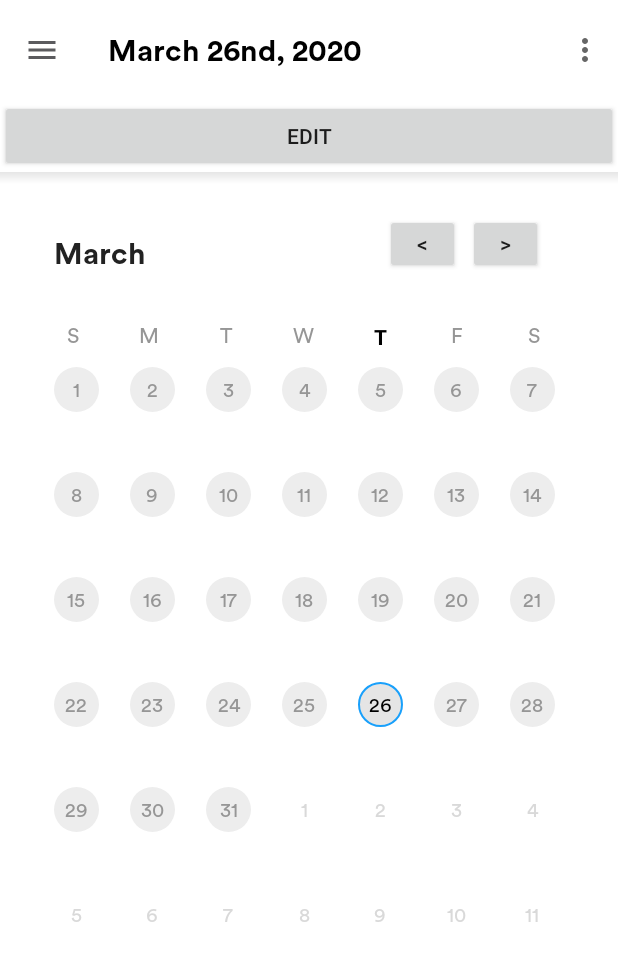
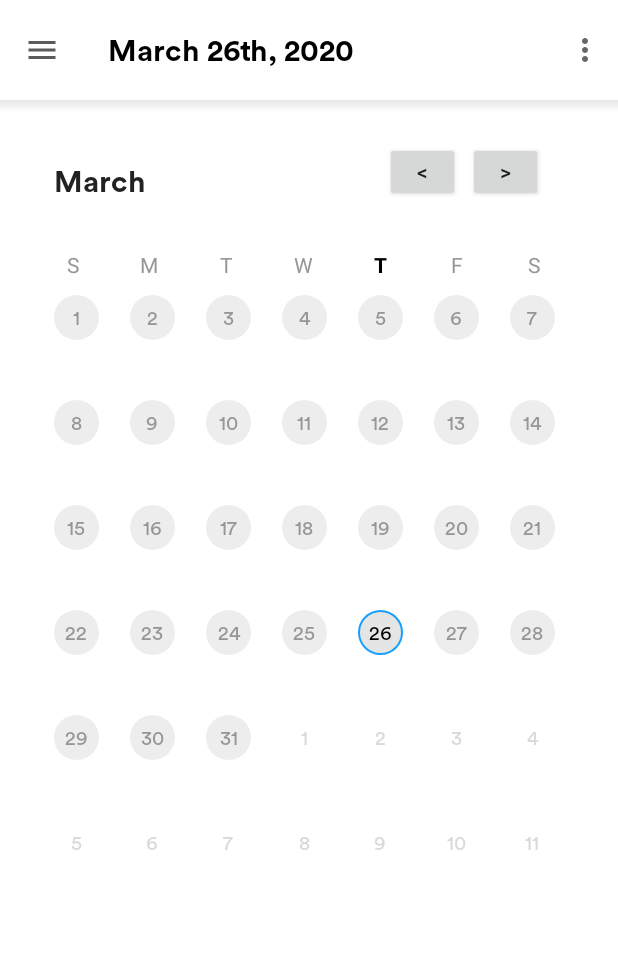
Before and after one commit to eathnma/Personable-Calendar, an Android app: the screen it shows after launch (MainActivity), in the options menu, after a tap on "item1", on a phone screen of 412 x 824 dp. Shown: the top 961 px of the screen. Run offline under Robolectric (Android 15) with nearby library versions, the phone set to English and light mode, and no system bars.

Commit message:
Database updates

```diff
--- a/app/src/main/java/com/example/mainactivity/CalendarAdapter.java
+++ b/app/src/main/java/com/example/mainactivity/CalendarAdapter.java
@@ -1,4 +1,5 @@
 package com.example.mainactivity;
+import android.util.Log;
 import android.view.Gravity;
 import android.view.LayoutInflater;
 import android.view.View;
@@ -17,12 +18,14 @@ public class CalendarAdapter extends ArrayAdapter<Date> {
     // for view inflation
     private LayoutInflater inflater;
     private HashSet<Date> eventDays;
+    private Calendar calendarCompare;
     private static final String TAG = "CalendarAdapter";
 
-    public CalendarAdapter(Context context, ArrayList<Date> days, HashSet<Date> eventDays) {
+    public CalendarAdapter(Context context, ArrayList<Date> days, HashSet<Date> eventDays, Calendar calendar) {
         super(context, R.layout.custom_calendar_day, days);
         this.eventDays = eventDays;
         inflater = LayoutInflater.from(context);
+        this.calendarCompare = (Calendar) calendar.clone();
     }
 
     @Override
@@ -43,22 +46,33 @@ public class CalendarAdapter extends ArrayAdapter<Date> {
         // inflate item if it does not exist yet
         if (view == null) {
             view = inflater.inflate(R.layout.custom_calendar_day, parent, false);
+        }
 
-        }
-        // clear styling
-        if (month != calendarToday.get(Calendar.MONTH) || year != calendarToday.get(Calendar.YEAR)) {
-            // if this day is outside current month, grey it out
-            ((TextView) view).setTextColor(Color.parseColor("#d9d9d9"));
-        }
-        else if (day == calendarToday.get(Calendar.DATE)) {
-            // if it is today, set it to blue/bold
-            ((TextView)view).setTextColor(Color.BLACK);
-            ((TextView)view).setGravity(Gravity.CENTER);
-            view.setBackgroundResource(R.drawable.text_view_circle_selected);
+        if(calendarToday.get(Calendar.MONTH) == calendarCompare.get(Calendar.MONTH)) {
+            // clear styling
+            if (month != calendarToday.get(Calendar.MONTH)) {
+                // if this day is outside current month, grey it out
+                ((TextView) view).setTextColor(Color.parseColor("#d9d9d9"));
+            } else if (day == calendarToday.get(Calendar.DATE)) {
+                // if it is today, set it to blue/bold
+                ((TextView) view).setTextColor(Color.BLACK);
+                ((TextView) view).setGravity(Gravity.CENTER);
+                view.setBackgroundResource(R.drawable.text_view_circle_selected);
+            } else {
+                // !*** CHECK FOR EVENT **
+                ((TextView) view).setTextColor(Color.parseColor("#969696"));
+                view.setBackgroundResource(R.drawable.text_view_circle);
+            }
         }
         else{
-            ((TextView)view).setTextColor(Color.parseColor("#969696"));
-            view.setBackgroundResource(R.drawable.text_view_circle);
+            if (month != calendarCompare.get(Calendar.MONTH)) {
+                // if this day is outside current month, grey it out
+                ((TextView) view).setTextColor(Color.parseColor("#d9d9d9"));
+            } else {
+                // !*** CHECK FOR EVENT **
+                ((TextView) view).setTextColor(Color.parseColor("#969696"));
+                view.setBackgroundResource(R.drawable.text_view_circle);
+            }
         }
 
         // set text
--- a/app/src/main/java/com/example/mainactivity/CalendarView.java
+++ b/app/src/main/java/com/example/mainactivity/CalendarView.java
@@ -1,7 +1,6 @@
 package com.example.mainactivity;
 
 import android.content.Context;
-import android.content.Intent;
 import android.content.res.TypedArray;
 import android.graphics.Color;
 import android.graphics.Typeface;
@@ -28,8 +27,7 @@ import java.util.HashSet;
 public class CalendarView extends LinearLayout {
     // calendar components
     LinearLayout header;
-    Button btnToday;
-    ImageView btnPrev;
+    Button btnPrev;
     Button btnNext;
     TextView txtDateDay;
     TextView txtDisplayDate;
@@ -45,6 +43,7 @@ public class CalendarView extends LinearLayout {
     String[] dateToday;
 
     private Calendar currentDate = Calendar.getInstance();
+    private Calendar currentDateComparison = Calendar.getInstance();
 
     public CalendarView(Context context) {
         super(context);
@@ -58,12 +57,10 @@ public class CalendarView extends LinearLayout {
     private void assignUiElements(Context context) {
         // layout is inflated, assign local variables to components
         header = findViewById(R.id.calendar_header);
-        //btnPrev = findViewById(R.id.calendar_prev_button);
-        btnNext = findViewById(R.id.button1);
+        btnPrev = findViewById(R.id.buttonPrev);
+        btnNext = findViewById(R.id.buttonNext);
         txtDisplayDate = findViewById(R.id.date_display_date);
-       // btnToday = findViewById(R.id.date_display_today);
         gridView = findViewById(R.id.calendar_grid);
-        //toolbar = findViewById(R.id.actionBar);
         setEventHandler(eventHandler);
 
     }
@@ -72,7 +69,26 @@ public class CalendarView extends LinearLayout {
         gridView.setOnItemClickListener(new AdapterView.OnItemClickListener() {
             @Override
             public void onItemClick(AdapterView<?> parent, View view, int position, long id) {
+                //send date clicked
                 eventHandler.onDayClick((Date)parent.getItemAtPosition(position));
+            }
+        });
+
+        btnPrev.setOnClickListener(new OnClickListener(){
+
+            @Override
+            public void onClick(View v) {
+                currentDate.add(Calendar.MONTH, -1);
+                updateCalendar();
+            }
+        });
+
+        btnNext.setOnClickListener(new OnClickListener() {
+
+            @Override
+            public void onClick(View v) {
+                currentDate.add(Calendar.MONTH, 1);
+                updateCalendar();
             }
         });
 
@@ -129,7 +145,7 @@ public class CalendarView extends LinearLayout {
         }
 
         // update grid
-        gridView.setAdapter(new CalendarAdapter(getContext(), cells, events));
+        gridView.setAdapter(new CalendarAdapter(getContext(), cells, events, currentDate));
 
         // update title
         SimpleDateFormat sdf = new SimpleDateFormat("EEEE,MMMM,yyyy,dd");
@@ -137,9 +153,43 @@ public class CalendarView extends LinearLayout {
 
         txtDisplayDate.setText(dateToday[1]);
 
-        dayOfWeek = (TextView) findViewById(getResources().getIdentifier(dateToday[0], "id", "com.example.mainactivity"));
-        dayOfWeek.setTextColor(Color.BLACK);
-        dayOfWeek.setTypeface(null, Typeface.BOLD);
+
+        if(currentDate.get(Calendar.MONTH) == currentDateComparison.get(Calendar.MONTH)) {
+            dayOfWeek = (TextView) findViewById(getResources().getIdentifier(dateToday[0], "id", "com.example.mainactivity"));
+            dayOfWeek.setTextColor(Color.BLACK);
+            dayOfWeek.setTypeface(null, Typeface.BOLD);
+        }
+        else{
+            //DO MORE EFFICIENTLY PLS
+            dayOfWeek = (TextView) findViewById(R.id.Wednesday);
+            dayOfWeek.setTextColor(ContextCompat.getColor(getContext(), R.color.textColor));
+            dayOfWeek.setTypeface(null, Typeface.NORMAL);
+
+            dayOfWeek = (TextView) findViewById(R.id.Thursday);
+            dayOfWeek.setTextColor(ContextCompat.getColor(getContext(), R.color.textColor));
+            dayOfWeek.setTypeface(null, Typeface.NORMAL);
+
+            dayOfWeek = (TextView) findViewById(R.id.Friday);
+            dayOfWeek.setTextColor(ContextCompat.getColor(getContext(), R.color.textColor));
+            dayOfWeek.setTypeface(null, Typeface.NORMAL);
+
+            dayOfWeek = (TextView) findViewById(R.id.Saturday);
+            dayOfWeek.setTextColor(ContextCompat.getColor(getContext(), R.color.textColor));
+            dayOfWeek.setTypeface(null, Typeface.NORMAL);
+
+            dayOfWeek = (TextView) findViewById(R.id.Sunday);
+            dayOfWeek.setTextColor(ContextCompat.getColor(getContext(), R.color.textColor));
+            dayOfWeek.setTypeface(null, Typeface.NORMAL);
+
+            dayOfWeek = (TextView) findViewById(R.id.Monday);
+            dayOfWeek.setTextColor(ContextCompat.getColor(getContext(), R.color.textColor));
+            dayOfWeek.setTypeface(null, Typeface.NORMAL);
+
+            dayOfWeek = (TextView) findViewById(R.id.Tuesday);
+            dayOfWeek.setTextColor(ContextCompat.getColor(getContext(), R.color.textColor));
+            dayOfWeek.setTypeface(null, Typeface.NORMAL);
+        }
+
     }
 
     private void setColors(){
--- a/app/src/main/java/com/example/mainactivity/Database/MyDatabase.java
+++ b/app/src/main/java/com/example/mainactivity/Database/MyDatabase.java
@@ -15,16 +15,17 @@ public class MyDatabase {
         helper = new MyDatabaseHelper(context);
     }
 
-    public long insertData (String title, String dateOne, String timeOne, String dateTwo, String timeTwo, String message)
+    public long insertData (String title, String timeOne, String timeTwo, String message, String color, String dateClicked)
     {
         db = helper.getWritableDatabase();
         ContentValues contentValues = new ContentValues();
+        contentValues.put(Constants.DATECLICKED, dateClicked);
         contentValues.put(Constants.TITLE, title);
-        contentValues.put(Constants.DATEONE, dateOne);
         contentValues.put(Constants.TIMEONE, timeOne);
-        contentValues.put(Constants.DATETWO, dateTwo);
         contentValues.put(Constants.TIMETWO, timeTwo);
         contentValues.put(Constants.MESSAGE, message);
+        contentValues.put(Constants.COLOR, color);
+
         long id = db.insert(Constants.TABLE_NAME, null, contentValues);
         return id;
     }
@@ -33,8 +34,8 @@ public class MyDatabase {
     {
         SQLiteDatabase db = helper.getWritableDatabase();
 
-        String[] columns = {Constants.UID, Constants.TITLE, Constants.DATEONE,
-                Constants.TIMEONE, Constants.DATETWO, Constants.TIMETWO, Constants.MESSAGE};
+        String[] columns = {Constants.UID, Constants.DATECLICKED, Constants.TITLE,
+                Constants.TIMEONE, Constants.TIMETWO, Constants.MESSAGE, Constants.COLOR};
 
         Cursor cursor = db.query(Constants.TABLE_NAME, columns, null, null, null, null, null);
         return cursor;
--- a/app/src/main/java/com/example/mainactivity/Database/MyDatabaseHelper.java
+++ b/app/src/main/java/com/example/mainactivity/Database/MyDatabaseHelper.java
@@ -15,12 +15,12 @@ public class MyDatabaseHelper extends SQLiteOpenHelper {
             "CREATE TABLE "+
                     Constants.TABLE_NAME + " (" +
                     Constants.UID + " INTEGER PRIMARY KEY AUTOINCREMENT, " +
+                    Constants.DATECLICKED + " TEXT, " +
                     Constants.TITLE + " TEXT, " +
-                    Constants.DATEONE + " TEXT, " +
                     Constants.TIMEONE + " TEXT, " +
-                    Constants.DATETWO + " TEXT, " +
                     Constants.TIMETWO + " TEXT, " +
-                    Constants.MESSAGE + " TEXT);";
+                    Constants.MESSAGE + " TEXT, " +
+                    Constants.COLOR + " TEXT);";
 
     private static final String DROP_TABLE = "DROP TABLE IF EXISTS " + Constants.TABLE_NAME;
 
--- a/app/src/main/java/com/example/mainactivity/EventsList.java
+++ b/app/src/main/java/com/example/mainactivity/EventsList.java
@@ -5,6 +5,7 @@ import androidx.core.content.ContextCompat;
 
 import android.content.Intent;
 import android.content.res.Resources;
+import android.database.Cursor;
 import android.os.Bundle;
 import android.util.Log;
 import android.util.TypedValue;
@@ -14,6 +15,12 @@ import android.widget.LinearLayout;
 import android.widget.ScrollView;
 import android.widget.TextView;
 import android.widget.Toolbar;
+
+import com.example.mainactivity.Database.Constants;
+import com.example.mainactivity.Database.MyDatabase;
+import com.example.mainactivity.Database.MyDatabaseHelper;
+
+import java.util.ArrayList;
 
 public class EventsList extends AppCompatActivity {
     private static final String TAG = "EventsList";
@@ -30,22 +37,33 @@ public class EventsList extends AppCompatActivity {
     LinearLayout.LayoutParams layoutParams2;
     private Resources r;
     Toolbar toolbar;
+    String dateClicked;
+    String[] parser;
     TextView toolbarTitle;
     Intent intent;
+    MyDatabase db;
+    MyDatabaseHelper helper;
 
     @Override
     protected void onCreate(Bundle savedInstanceState) {
         super.onCreate(savedInstanceState);
         setContentView(R.layout.activity_events_list);
         intent = getIntent();
+        dateClicked = intent.getStringExtra("DATE_CLICKED");
+        //parser = dateClicked.split()
 
+        //database
+        db = new MyDatabase(this);
+        helper = new MyDatabaseHelper(this);
 
+        //Toolbar stuff
         toolbarDate = intent.getStringExtra("TOOLBAR");
         toolbar = findViewById(R.id.actionBar);
         toolbarTitle= toolbar.findViewById(R.id.toolbarTitle);
 
         toolbarTitle.setText(toolbarDate);
 
+        //Scrollview containers
         scrollView = findViewById(R.id.scrollViewContainer);
         r = getResources();
         width = Math.round(TypedValue.applyDimension(TypedValue.COMPLEX_UNIT_DIP, 75, r.getDisplayMetrics()));
@@ -57,6 +75,9 @@ public class EventsList extends AppCompatActivity {
         setContainers();
         scrollView.addView(parentContainer);
         fillLayout();
+
+        //Display event
+        displayEvent();
     }
 
     private void fillLayout(){
@@ -135,8 +156,41 @@ public class EventsList extends AppCompatActivity {
         parentContainer.addView(boxParent);
     }
 
+    //next intent
     public void clickAddEvent(View v){
         Intent editCalendarIntent = new Intent(getBaseContext(), EditCalendar.class);
+        editCalendarIntent.putExtra("DATECLICKED", dateClicked);
         startActivity(editCalendarIntent);
     }
+
+    private void displayEvent(){
+        Cursor cursor = db.getData();
+        int index0 = cursor.getColumnIndex(Constants.DATECLICKED);
+        int index1 = cursor.getColumnIndex(Constants.TITLE);
+        int index2 = cursor.getColumnIndex(Constants.TIMEONE);
+        int index3 = cursor.getColumnIndex(Constants.TIMETWO);
+        int index4 = cursor.getColumnIndex(Constants.MESSAGE);
+        int index5 = cursor.getColumnIndex(Constants.COLOR);
+
+        ArrayList<String> mArrayList = new ArrayList<>();
+        cursor.moveToFirst();
+        while(!cursor.isAfterLast()){
+            String dateDatabase = cursor.getString(index0);
+            if(dateDatabase.contentEquals(dateClicked)) {
+                String title = cursor.getString(index1);
+                String timeone = cursor.getString(index2);
+                String timetwo = cursor.getString(index3);
+                String message = cursor.getString(index4);
+                String color = cursor.getString(index5);
+
+                String s = dateDatabase + " " + title + " " + timeone + " " + timetwo + " " + message + " " + color;
+                mArrayList.add(s);
+
+            }
+            cursor.moveToNext();
+        }
+        for(int i = 0; i < mArrayList.size(); i++) {
+            Log.d(TAG, "TESTING " + mArrayList.get(i));
+        }
+    }
 }
--- a/app/src/main/java/com/example/mainactivity/MainActivity.java
+++ b/app/src/main/java/com/example/mainactivity/MainActivity.java
@@ -25,22 +25,10 @@ public class MainActivity extends AppCompatActivity{
     String[] dateToday;
     String toolbarDate;
 
-    // loading editcalendar button
-    private Button editCalendarButton;
-
     @Override
     protected void onCreate(Bundle savedInstanceState) {
         super.onCreate(savedInstanceState);
         setContentView(R.layout.activity_main);
-
-        editCalendarButton = (Button) findViewById(R.id.editCalendarButton);
-        editCalendarButton.setOnClickListener(new View.OnClickListener() {
-            @Override
-            public void onClick(View v) {
-                Intent i = new Intent(MainActivity.this, EditCalendar.class);
-                startActivity(i);
-            }
-        });
 
         //TESTING
         HashSet<Date> events = new HashSet<>();
@@ -58,8 +46,9 @@ public class MainActivity extends AppCompatActivity{
             {
                 // start activity
                 Intent intent = new Intent(MainActivity.this, EventsList.class);
-                Toast.makeText(MainActivity.this, "working", Toast.LENGTH_SHORT).show();
+                Toast.makeText(MainActivity.this, date.toString(), Toast.LENGTH_SHORT).show();
                 intent.putExtra("TOOLBAR", toolbarDate);
+                intent.putExtra("DATE_CLICKED", date.toString());
                 startActivity(intent);
             }
         });
@@ -88,16 +77,20 @@ public class MainActivity extends AppCompatActivity{
 
     public void setToolbarHeader(String[] dateToday){
         String suffix;
-        suffix = "th";
-        if(dateToday[3].contains("1") || dateToday[3].contains("31") || dateToday[3].contains("21")){
+
+        if(dateToday[3].contentEquals("1") || dateToday[3].contentEquals("31") || dateToday[3].contentEquals("21")){
             suffix = "st";
         }
-        else if(dateToday[3].contains("2") || dateToday[3].contains("22")){
+        else if(dateToday[3].contentEquals("2") || dateToday[3].contentEquals("22")){
             suffix = "nd";
         }
-        else if(dateToday[3].contains("3") || dateToday[3].contains("23")){
+        else if(dateToday[3].contentEquals("3") || dateToday[3].contentEquals("23")){
             suffix = "rd";
         }
+        else{
+            suffix = "th";
+        }
+
         Log.d(TAG, "DATE: " + dateToday[3]);
 
         toolbarDate = dateToday[1] + " " + dateToday[3] + suffix + ", " + dateToday[2];
--- a/app/src/main/res/layout/activity_calendar.xml
+++ b/app/src/main/res/layout/activity_calendar.xml
@@ -12,7 +12,7 @@
         android:paddingTop="20dp">
 
         <Button
-            android:id="@+id/button1"
+            android:id="@+id/buttonNext"
             android:layout_width="50dp"
             android:layout_height="40dp"
             android:text="&gt;"
@@ -21,6 +21,7 @@
             />
 
         <Button
+            android:id="@+id/buttonPrev"
             android:layout_width="50dp"
             android:layout_height="40dp"
             android:text="&lt;"
--- a/app/src/main/res/layout/activity_main.xml
+++ b/app/src/main/res/layout/activity_main.xml
@@ -28,12 +28,6 @@
             />
     </Toolbar>
 
-    <Button
-        android:id="@+id/editCalendarButton"
-        android:layout_width="match_parent"
-        android:layout_height="wrap_content"
-        android:text="edit" />
-
     <LinearLayout
         android:layout_width="match_parent"
         android:layout_height="8dp"
```
Also changed, not shown: app/src/main/java/com/example/mainactivity/Database/Constants.java (+4 -3 lines), app/src/main/java/com/example/mainactivity/EditCalendar.java (+8 -10 lines).
